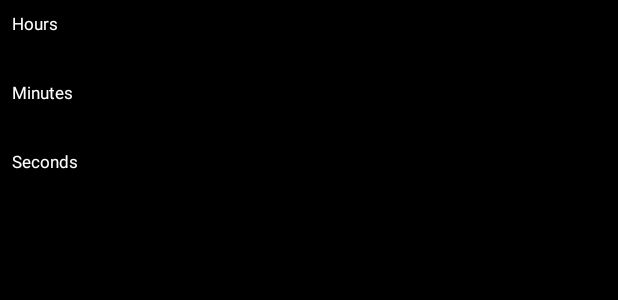
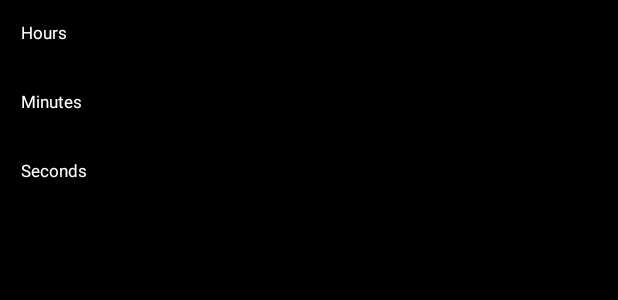
Before and after one commit to K2D2021/K2DBinaryWatch, an Android app: the layout k2_d_binary_watch_widget.xml on its own in the app's theme, with its tools: preview values and no code run, on a phone screen of 412 x 824 dp. Shown: the top 300 px of the screen. Run offline under Robolectric (Android 15) with nearby library versions, the phone set to English and light mode, and no system bars.

Commit message:
Add round corners for widget.

```diff
--- a/app/src/main/res/drawable-v21/app_widget_background.xml
+++ b/app/src/main/res/drawable-v21/app_widget_background.xml
@@ -6,5 +6,5 @@ appWidgetRadius attribute value
     android:shape="rectangle">
 
     <corners android:radius="?attr/appWidgetRadius" />
-    <solid android:color="?android:attr/colorBackground" />
+    <solid android:color="@color/black" />
 </shape>
--- a/app/src/main/res/layout/k2_d_binary_watch_widget.xml
+++ b/app/src/main/res/layout/k2_d_binary_watch_widget.xml
@@ -1,10 +1,9 @@
 <RelativeLayout xmlns:android="http://schemas.android.com/apk/res/android"
+    android:id="@+id/appwidget_top"
     style="@style/Widget.K2DBinaryWatch.AppWidget.Container"
     android:layout_width="match_parent"
     android:layout_height="match_parent"
-    android:background="@color/black"
-    android:padding="8dp"
-    android:id="@+id/appwidget_top"
+    android:padding="14dp"
     android:theme="@style/Theme.K2DBinaryWatch.AppWidgetContainer">
 
     <TextView
@@ -27,12 +26,12 @@
         android:textSize="18sp" />
 
     <TextView
-        android:layout_marginTop="6dp"
         android:id="@+id/appwidget_minutes_head"
         style="@style/Widget.K2DBinaryWatch.AppWidget.InnerView"
         android:layout_width="match_parent"
         android:layout_height="wrap_content"
         android:layout_below="@+id/appwidget_text"
+        android:layout_marginTop="6dp"
         android:background="@color/black"
         android:text="Minutes"
         android:textSize="11sp" />
@@ -50,12 +49,12 @@
         android:textSize="18sp" />
 
     <TextView
-        android:layout_marginTop="6dp"
         android:id="@+id/appwidget_seconds_head"
         style="@style/Widget.K2DBinaryWatch.AppWidget.InnerView"
         android:layout_width="match_parent"
         android:layout_height="wrap_content"
         android:layout_below="@+id/appwidget_text_minutes"
+        android:layout_marginTop="6dp"
         android:background="@color/black"
         android:text="Seconds"
         android:textSize="11sp" />
--- a/app/src/main/res/values-v31/styles.xml
+++ b/app/src/main/res/values-v31/styles.xml
@@ -3,7 +3,7 @@
     <style name="Widget.K2DBinaryWatch.AppWidget.Container" parent="android:Widget">
         <item name="android:id">@android:id/background</item>
         <item name="android:padding">?attr/appWidgetPadding</item>
-        <item name="android:background">@drawable/app_widget_background</item>
+        <item name="android:background">@color/black</item>
         <item name="android:clipToOutline">true</item>
     </style>
 
--- a/app/src/main/res/values/themes.xml
+++ b/app/src/main/res/values/themes.xml
@@ -19,12 +19,12 @@
 
     <style name="Theme.K2DBinaryWatch.AppWidgetContainerParent" parent="@android:style/Theme.DeviceDefault">
         <!-- Radius of the outer bound of widgets to make the rounded corners -->
-<!--        <item name="appWidgetRadius">0dp</item>-->
+        <item name="appWidgetRadius">16dp</item>
         <!--
         Radius of the inner view's bound of widgets to make the rounded corners.
         It needs to be 8dp or less than the value of appWidgetRadius
         -->
-<!--        <item name="appWidgetInnerRadius">0dp</item>-->
+        <item name="appWidgetInnerRadius">8dp</item>
     </style>
 
     <style name="Theme.K2DBinaryWatch.AppWidgetContainer" parent="Theme.K2DBinaryWatch.AppWidgetContainerParent">
```
